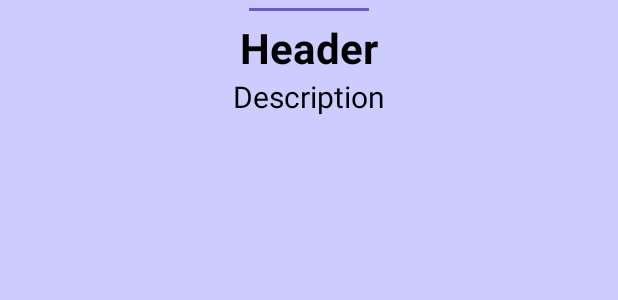
After one commit to rodionusmanov/GeekBrainsLearning_Android_MaterialYou, an Android app: the layout bottom_sheet_layout.xml on its own in the app's theme, with its tools: preview values and no code run, on a phone screen of 412 x 824 dp. The commit adds this screen. Shown: the top 300 px of the screen. Run offline under Robolectric (Android 15) with nearby library versions, the phone set to English and light mode, and no system bars.

Commit message:
1 ДЗ. Добавил BottomSheet для отображения информации о картинке дня. Из ответа приходящего с сервера вычленяются титул и описание картинки. Изменил проходящие из модели через вьюМодель во вью данные: вместо ссылки на картинку теперь приходит полный ответ сервера, для дальнейшего оперирования.

```diff
--- a/app/src/main/java/com/example/materialyou/model/IRepository.kt
+++ b/app/src/main/java/com/example/materialyou/model/IRepository.kt
@@ -1,5 +1,6 @@
 package com.example.materialyou.model
 
+import com.example.materialyou.model.dataTransferObject.PODDataTransferObject
 import java.io.IOException
 
 interface IRepository {
@@ -7,6 +8,6 @@ interface IRepository {
 }
 
 interface IUniversalCallback {
-    fun onResponse(string: String)
+    fun onResponse(podDataTransferObject: PODDataTransferObject)
     fun onFailure(e: IOException)
 }
--- a/app/src/main/java/com/example/materialyou/model/RetrofitPODImpl.kt
+++ b/app/src/main/java/com/example/materialyou/model/RetrofitPODImpl.kt
@@ -26,7 +26,7 @@ class RetrofitPODImpl : IRepository{
                 response: Response<PODDataTransferObject>
             ) {
                 if (response.isSuccessful && response.body() != null) {
-                    callback.onResponse(convertToHdUrl(response.body()!!))
+                    callback.onResponse(response.body()!!)
                 }
             }
 
--- a/app/src/main/java/com/example/materialyou/viewmodel/PODViewModelAppState.kt
+++ b/app/src/main/java/com/example/materialyou/viewmodel/PODViewModelAppState.kt
@@ -1,7 +1,9 @@
 package com.example.materialyou.viewmodel
 
+import com.example.materialyou.model.dataTransferObject.PODDataTransferObject
+
 sealed class PODViewModelAppState {
-    data class Success(val hdurl : String) : PODViewModelAppState()
+    data class Success(val podDataTransferObject: PODDataTransferObject) : PODViewModelAppState()
     data class Error(val error : Any) : PODViewModelAppState()
     object Loading : PODViewModelAppState()
 }
--- /dev/null
+++ b/app/src/main/res/layout/bottom_sheet_layout.xml
@@ -0,0 +1,53 @@
+<?xml version="1.0" encoding="utf-8"?>
+<androidx.constraintlayout.widget.ConstraintLayout
+    xmlns:android="http://schemas.android.com/apk/res/android"
+    xmlns:app="http://schemas.android.com/apk/res-auto"
+    xmlns:tools="http://schemas.android.com/tools"
+    android:id="@+id/bottom_sheet_container"
+    android:layout_width="match_parent"
+    android:layout_height="match_parent"
+    android:background="@color/barvinok_pervansh"
+    app:behavior_hideable="true"
+    app:behavior_peekHeight="80dp"
+    android:visibility="visible"
+    app:layout_behavior="com.google.android.material.bottomsheet.BottomSheetBehavior">
+
+    <View
+        android:id="@+id/bottom_sheet_line"
+        android:layout_width="80dp"
+        android:layout_height="2dp"
+        android:layout_marginTop="5dp"
+        android:background="@color/aspid_blue"
+        app:layout_constraintEnd_toEndOf="parent"
+        app:layout_constraintStart_toStartOf="parent"
+        app:layout_constraintTop_toTopOf="parent"/>
+
+    <TextView
+        android:id="@+id/bottom_sheet_description_header"
+        android:layout_width="wrap_content"
+        android:layout_height="wrap_content"
+        android:layout_marginTop="5dp"
+        android:paddingStart="10dp"
+        android:paddingEnd="10dp"
+        android:textColor="@color/black"
+        android:textStyle="bold"
+        android:textSize="28sp"
+        app:layout_constraintEnd_toEndOf="parent"
+        app:layout_constraintStart_toStartOf="parent"
+        app:layout_constraintTop_toBottomOf="@id/bottom_sheet_line"
+        tools:text="Header"/>
+
+    <TextView
+        android:id="@+id/bottom_sheet_description"
+        android:layout_width="wrap_content"
+        android:layout_height="wrap_content"
+        android:paddingStart="10dp"
+        android:paddingEnd="10dp"
+        android:textColor="@color/black"
+        android:textSize="20sp"
+        app:layout_constraintEnd_toEndOf="parent"
+        app:layout_constraintStart_toStartOf="parent"
+        app:layout_constraintTop_toBottomOf="@id/bottom_sheet_description_header"
+        tools:text="Description"/>
+
+</androidx.constraintlayout.widget.ConstraintLayout>
--- a/app/src/main/res/layout/pod_fragment.xml
+++ b/app/src/main/res/layout/pod_fragment.xml
@@ -1,5 +1,5 @@
 <?xml version="1.0" encoding="utf-8"?>
-<androidx.constraintlayout.widget.ConstraintLayout xmlns:android="http://schemas.android.com/apk/res/android"
+<androidx.coordinatorlayout.widget.CoordinatorLayout xmlns:android="http://schemas.android.com/apk/res/android"
     xmlns:tools="http://schemas.android.com/tools"
     xmlns:app="http://schemas.android.com/apk/res-auto"
     android:id="@+id/pod_fragment"
@@ -14,4 +14,6 @@
     app:layout_constraintTop_toTopOf="parent"
     android:layout_margin="4dp"/>
 
-</androidx.constraintlayout.widget.ConstraintLayout>
+    <include layout="@layout/bottom_sheet_layout"/>
+
+</androidx.coordinatorlayout.widget.CoordinatorLayout>
--- a/app/src/main/res/values/colors.xml
+++ b/app/src/main/res/values/colors.xml
@@ -7,4 +7,7 @@
     <color name="teal_700">#FF018786</color>
     <color name="black">#FF000000</color>
     <color name="white">#FFFFFFFF</color>
+
+    <color name="barvinok_pervansh">#FFCCCCFF</color>
+    <color name="aspid_blue">#FF6A5ACD</color>
 </resources>
```
Also changed, not shown: app/src/main/java/com/example/materialyou/view/PODFragment.kt (+27 -9 lines), app/src/main/java/com/example/materialyou/viewmodel/PODViewModel.kt (+4 -3 lines).
